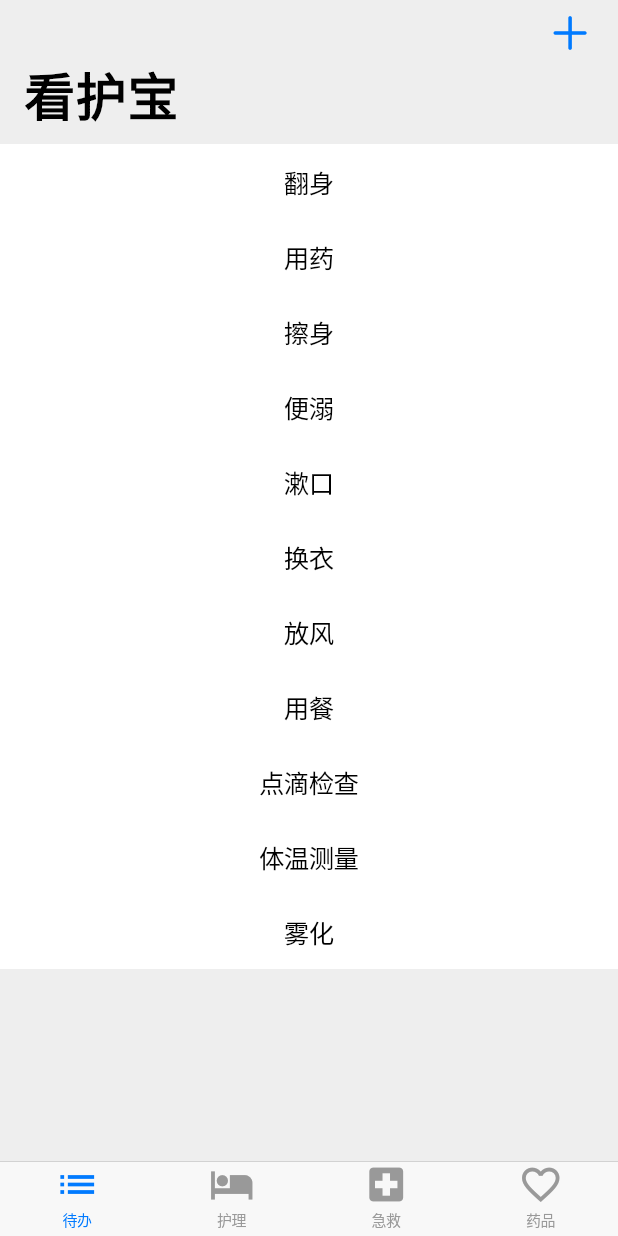
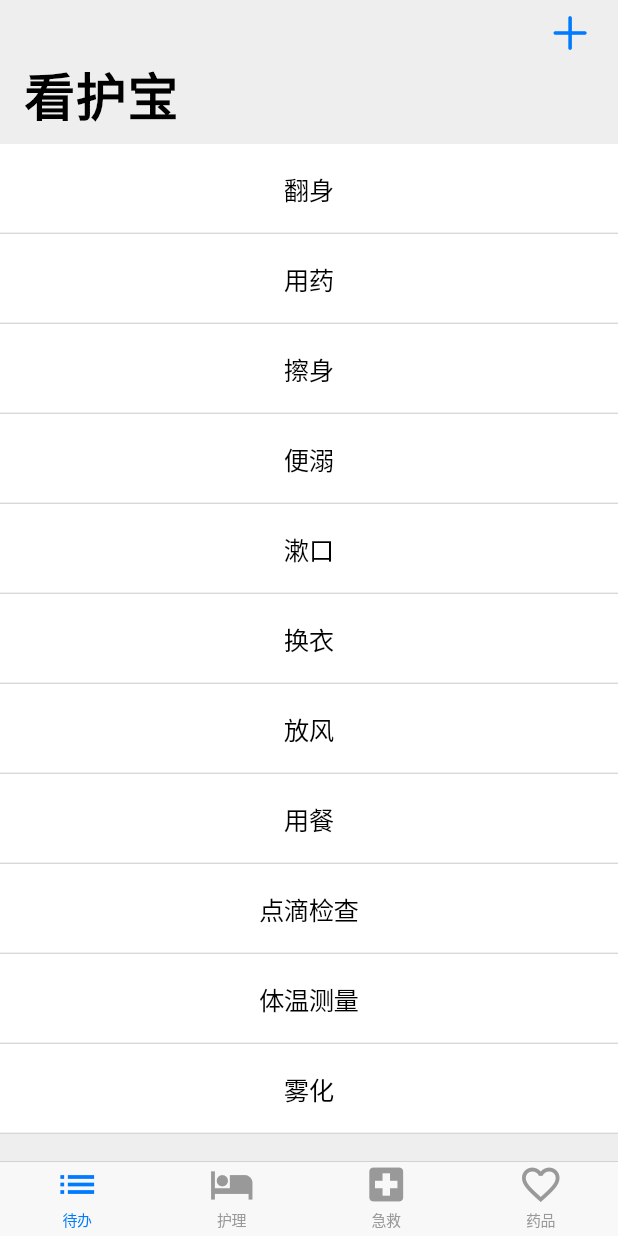
Before and after one commit to andychucs/HealthcareToDo, a Flutter app: the screen it shows after launch, on a phone screen of 412 x 824 dp. Run offline on Flutter 3.47's test engine with Material 2 defaults, Android fonts, the phone set to English and light mode, and no system bars; drawn by our look-alikes of flutter_slidable; our stand-ins replace flutter_markdown; missing offline and left inert: event_tool.

Commit message:
event create

```diff
--- a/lib/app.dart
+++ b/lib/app.dart
@@ -30,7 +30,7 @@ class MyApp extends StatelessWidget {
             returnValue = CupertinoTabView(builder: (context) {
               return CupertinoPageScaffold(
                 backgroundColor: Color.fromARGB(150, 220, 220, 220),
-                child: HomePageTab(),
+                child: HomePage(),
               );
             });
             break;
--- a/lib/home_page_tab.dart
+++ b/lib/home_page_tab.dart
@@ -6,7 +6,40 @@ import 'package:hctodo/generated/i18n.dart';
 import 'package:flutter_slidable/flutter_slidable.dart';
 import 'package:hctodo/model/hctd.dart';
 
-class HomePageTab extends StatelessWidget {
+class HomePage extends StatefulWidget {
+  HomePage({Key key}) : super(key: key);
+
+  @override
+  HomePageTab createState() => HomePageTab();
+}
+
+class HomePageTab extends State<HomePage> {
+  SlidableController slidableController;
+
+  @protected
+  void initState() {
+    slidableController = SlidableController(
+      onSlideAnimationChanged: handleSlideAnimationChanged,
+      onSlideIsOpenChanged: handleSlideIsOpenChanged,
+    );
+    super.initState();
+  }
+
+  Animation<double> _rotationAnimation;
+  Color _fabColor = Colors.blue;
+
+  void handleSlideAnimationChanged(Animation<double> slideAnimation) {
+    setState(() {
+      _rotationAnimation = slideAnimation;
+    });
+  }
+
+  void handleSlideIsOpenChanged(bool isOpen) {
+    setState(() {
+      _fabColor = isOpen ? Colors.green : Colors.blue;
+    });
+  }
+
   @override
   Widget build(BuildContext context) {
     Event event = Event(
@@ -19,7 +52,7 @@ class HomePageTab extends StatelessWidget {
       alarmBefore: 5,
     );
 
-    event.title = 'TEST';
+    event.title = eventName[0];
     final List<int> colorCodes = <int>[600, 500, 100];
 
     return CupertinoPageScaffold(
@@ -30,8 +63,10 @@ class HomePageTab extends StatelessWidget {
             largeTitle: Text(S.of(context).app_name),
             trailing: GestureDetector(
               onTap: () {
-                eventName.add('测试事件');
-                Navigator.of(context).push(CupertinoPageRoute(builder: (context){
+                print(event.startDate);
+                customEventName.insert(0, '测试事件');
+                Navigator.of(context)
+                    .push(CupertinoPageRoute(builder: (context) {
                   return EventEditPage();
                 }));
               },
@@ -43,22 +78,36 @@ class HomePageTab extends StatelessWidget {
           ),
           SliverSafeArea(
             top: false,
+            bottom: false,
             sliver: SliverFixedExtentList(
-              itemExtent: 50.0,
+              itemExtent: 60.0,
               delegate: SliverChildBuilderDelegate(
                 (BuildContext context, int index) {
-                  return buildSlidable(index, event, context);
+                  return buildSlidable(index, event, context, customEventName);
+                },
+                childCount: customEventName.length,
+              ),
+            ),
+          ),
+          SliverSafeArea(
+            top: false,
+            sliver: SliverFixedExtentList(
+              itemExtent: 60.0,
+              delegate: SliverChildBuilderDelegate(
+                (BuildContext context, int index) {
+                  return buildDefaultSlidable(index, context, eventName);
                 },
                 childCount: eventName.length,
               ),
             ),
-          ),
+          )
         ],
       ),
     );
   }
 
-  Slidable buildSlidable(int index, Event event, BuildContext context) {
+  Slidable buildSlidable(
+      int index, Event event, BuildContext context, List eventList) {
     return Slidable(
       key: ValueKey(index),
       actionPane: SlidableDrawerActionPane(),
@@ -93,7 +142,10 @@ class HomePageTab extends StatelessWidget {
       dismissal: SlidableDismissal(
         child: SlidableDrawerDismissal(),
       ),
-      child: Container(
+      child: Column(
+        children: <Widget>[
+          Container(
+              height: 59.0,
               color: Colors.white,
               child: Row(
                 children: <Widget>[
@@ -102,13 +154,109 @@ class HomePageTab extends StatelessWidget {
                     child: Text(''),
                   ),
                   Expanded(
-                  flex: 8, child: Center(child: Text('${eventName[index]}'))),
+                      flex: 8,
+                      child: Center(child: Text('${eventList[index]}'))),
                   Expanded(
                     flex: 2,
                     child: Text(''),
                   ),
                 ],
               )),
+          Divider(
+            height: 1.0,
+          ),
+        ],
+      ),
+    );
+  }
+
+  Slidable buildDefaultSlidable(
+      int index, BuildContext context, List eventList) {
+    return Slidable(
+      key: ValueKey(index),
+      actionPane: SlidableDrawerActionPane(),
+      actions: <Widget>[
+        IconSlideAction(
+          caption: '次数',
+          color: Colors.amberAccent,
+          icon: CupertinoIcons.refresh,
+          onTap: () => true,
+        ),
+        IconSlideAction(
+          caption: '开始时间',
+          color: Colors.lightBlueAccent,
+          icon: CupertinoIcons.clock,
+          onTap: () => true,
+        )
+      ],
+      secondaryActions: <Widget>[
+        IconSlideAction(
+            caption: '创建',
+            color: Colors.orangeAccent,
+            icon: CupertinoIcons.create,
+            onTap: () {
+              Event event = Event(
+                title: getDefaultEvent()[index].name,
+                notes: 'by HealthcareToDo',
+                location: '',
+                startDate: getDefaultEvent()[index].startTime,
+                endDate: getDefaultEvent()[index].startTime.add(
+                    Duration(minutes: getDefaultEvent()[index].timeConsuming)),
+                allDay: false,
+                alarmBefore: 1,
+              );
+              int count = getDefaultEvent()[index].count;
+              int times = 0;
+              int flag = 0;
+              while (count > 0) {
+                event.startDate = event.startDate.add(Duration(
+                    minutes: times));
+                event.endDate = event.endDate.add(Duration(
+                    minutes: times));
+                times += getDefaultEvent()[index].timeInterval;
+                count--;
+                EventTool.addEvent(event).then((success) {
+                  flag++;
+                  if(flag == 1){showEventDialog(context, success);}
+                });
+              }
+
+//              EventTool.addEvent(event).then((success) {showEventDialog(context, success);}
+            }),
+        IconSlideAction(
+          caption: '删除',
+          color: Colors.redAccent,
+          icon: CupertinoIcons.delete,
+        )
+      ],
+      dismissal: SlidableDismissal(
+        child: SlidableDrawerDismissal(),
+      ),
+      child: Column(
+        children: <Widget>[
+          Container(
+              height: 59.0,
+              color: Colors.white,
+              child: Row(
+                children: <Widget>[
+                  Expanded(
+                    flex: 2,
+                    child: Text(''),
+                  ),
+                  Expanded(
+                      flex: 8,
+                      child: Center(child: Text('${eventList[index]}'))),
+                  Expanded(
+                    flex: 2,
+                    child: Text(''),
+                  ),
+                ],
+              )),
+          Divider(
+            height: 1.0,
+          ),
+        ],
+      ),
     );
   }
 }
```
Also changed, not shown: lib/model/hctd.dart (+31 -0 lines). Lines whose indentation alone changed are shown as unchanged.
